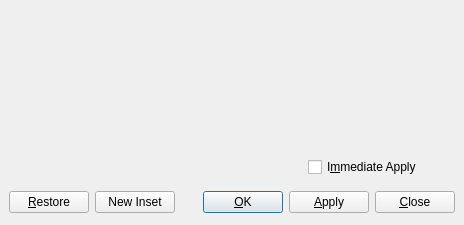
First picture: the form in src/frontends/qt4/ui/InsetParamsUi.ui, repository cburschka/lyx, before the edit.
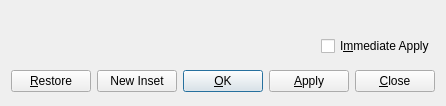
Second picture: the form after the edit. The open tabs and pages were chosen to show the change.

Patch:
```diff
--- a/src/frontends/qt4/ui/InsetParamsUi.ui
+++ b/src/frontends/qt4/ui/InsetParamsUi.ui
@@ -5,8 +5,8 @@
    <rect>
     <x>0</x>
     <y>0</y>
-    <width>464</width>
-    <height>225</height>
+    <width>425</width>
+    <height>106</height>
    </rect>
   </property>
   <property name="focusPolicy">
@@ -15,14 +15,17 @@
   <property name="windowTitle">
    <string>Inset Parameter Configuration</string>
   </property>
-  <layout class="QGridLayout">
-   <property name="margin">
-    <number>9</number>
-   </property>
-   <property name="spacing">
-    <number>6</number>
-   </property>
-   <item row="2" column="0" colspan="2">
+  <layout class="QGridLayout" name="gridLayout">
+   <item row="0" column="0" colspan="2">
+    <widget class="QStackedWidget" name="stackedWidget">
+     <property name="currentIndex">
+      <number>0</number>
+     </property>
+     <widget class="QWidget" name="page"/>
+     <widget class="QWidget" name="page_2"/>
+    </widget>
+   </item>
+   <item row="1" column="0">
     <spacer>
      <property name="orientation">
       <enum>Qt::Horizontal</enum>
@@ -35,7 +38,7 @@
      </property>
     </spacer>
    </item>
-   <item row="2" column="2">
+   <item row="1" column="1">
     <widget class="QCheckBox" name="synchronizedViewCB">
      <property name="layoutDirection">
       <enum>Qt::LeftToRight</enum>
@@ -45,7 +48,7 @@
      </property>
     </widget>
    </item>
-   <item row="3" column="0" colspan="3">
+   <item row="2" column="0" colspan="2">
     <layout class="QHBoxLayout">
      <property name="spacing">
       <number>6</number>
@@ -118,28 +121,6 @@
      </item>
     </layout>
    </item>
-   <item row="1" column="0" colspan="3">
-    <spacer>
-     <property name="orientation">
-      <enum>Qt::Vertical</enum>
-     </property>
-     <property name="sizeHint" stdset="0">
-      <size>
-       <width>351</width>
-       <height>16</height>
-      </size>
-     </property>
-    </spacer>
-   </item>
-   <item row="0" column="0" colspan="3">
-    <widget class="QStackedWidget" name="stackedWidget">
-     <property name="currentIndex">
-      <number>1</number>
-     </property>
-     <widget class="QWidget" name="page"/>
-     <widget class="QWidget" name="page_2"/>
-    </widget>
-   </item>
   </layout>
  </widget>
  <tabstops>
```
